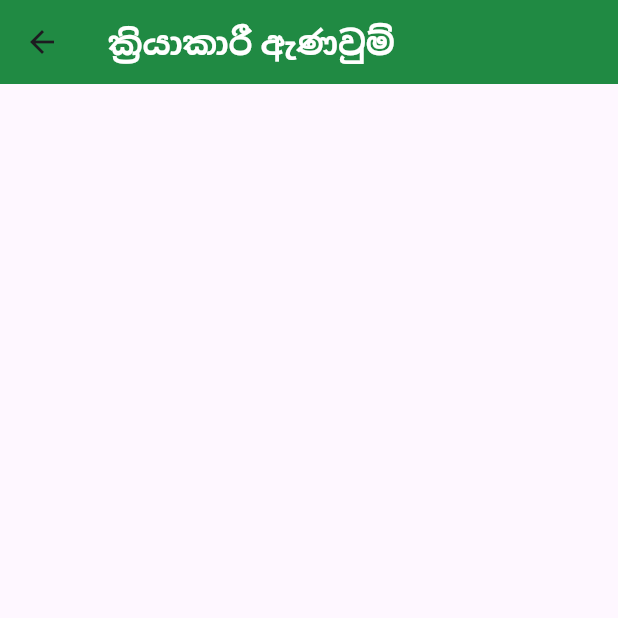
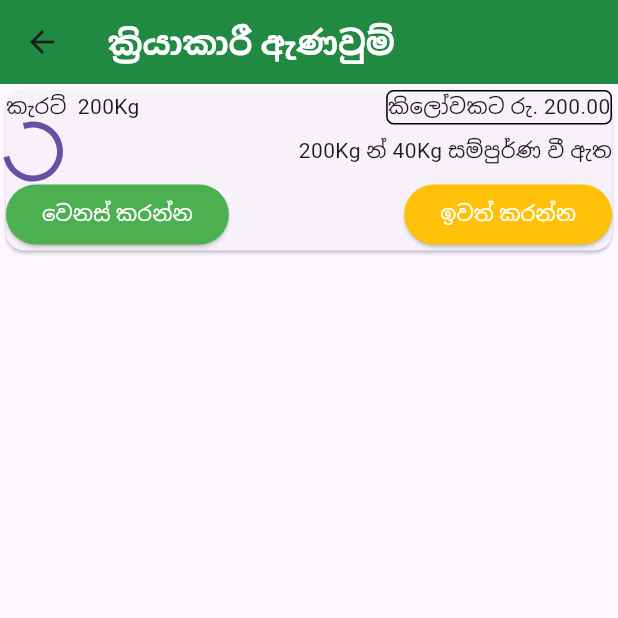
Before and after one commit to rudill/Mobile-app-for-Dambulla-Economic-Center, a Flutter app: the OngoingOrders screen opened directly, on a phone screen of 412 x 824 dp, the top half of it. Run offline on Flutter 3.47's test engine with Material 3 defaults, Android fonts, the phone set to English and light mode, and no system bars.

Commit message:
Create Ongoing Order card

```diff
--- a/lib/Pages/OngoingOrders.dart
+++ b/lib/Pages/OngoingOrders.dart
@@ -1,4 +1,6 @@
 import 'package:flutter/material.dart';
+
+import '../Widgets/OngoingOrder_Tile.dart';
 
 class OngoingOrders extends StatefulWidget {
   const OngoingOrders({super.key});
@@ -15,7 +17,11 @@ class _OngoingOrdersState extends State<OngoingOrders> {
         title: Text("ක්‍රියාකාරී ඇණවුම්",
             style: TextStyle(color: Colors.white, fontWeight: FontWeight.w700),),
         backgroundColor: Color(0xFF208A43),
-
+      ),
+      body: Column(
+        children: [
+          OnOrderTile()
+        ],
       ),
     );
   }
--- a/lib/Widgets/OngoingOrder_Tile.dart
+++ b/lib/Widgets/OngoingOrder_Tile.dart
@@ -10,6 +10,50 @@ class OnOrderTile extends StatefulWidget {
 class _OnOrderTileState extends State<OnOrderTile> {
   @override
   Widget build(BuildContext context) {
-    return const Placeholder();
+    return Card(
+      child: Column(
+        children: [
+          Row(
+            mainAxisAlignment: MainAxisAlignment.spaceBetween,
+            children: [
+              Text("කැරට්  200Kg"),
+              Container( decoration: BoxDecoration(
+                border: Border.all(color: Colors.black),
+                borderRadius: BorderRadius.circular(5)
+              ),
+                child: Text("කිලෝවකට රු. 200.00"),
+              ),
+            ],
+          ),
+          Row(
+            mainAxisAlignment: MainAxisAlignment.spaceBetween,
+            children: [
+              CircularProgressIndicator(),
+              Text("200Kg න් 40Kg සම්පුර්ණ වී ඇත")
+            ],
+          ),
+          Row(
+            mainAxisAlignment: MainAxisAlignment.spaceBetween,
+            children: [
+              ElevatedButton(onPressed: (){},
+                  style: ElevatedButton.styleFrom(
+                    backgroundColor: Colors.green,
+                    foregroundColor: Colors.white,
+                  ),
+                  child: Text("වෙනස් කරන්න")),
+
+              ElevatedButton(onPressed: (){},
+                  style: ElevatedButton.styleFrom(
+                      backgroundColor: Colors.amber,
+                    foregroundColor: Colors.white,
+                  ),
+                  child: Text("ඉවත් කරන්න")),
+
+
+            ],
+          )
+        ],
+      ),
+    );
   }
 }
```
